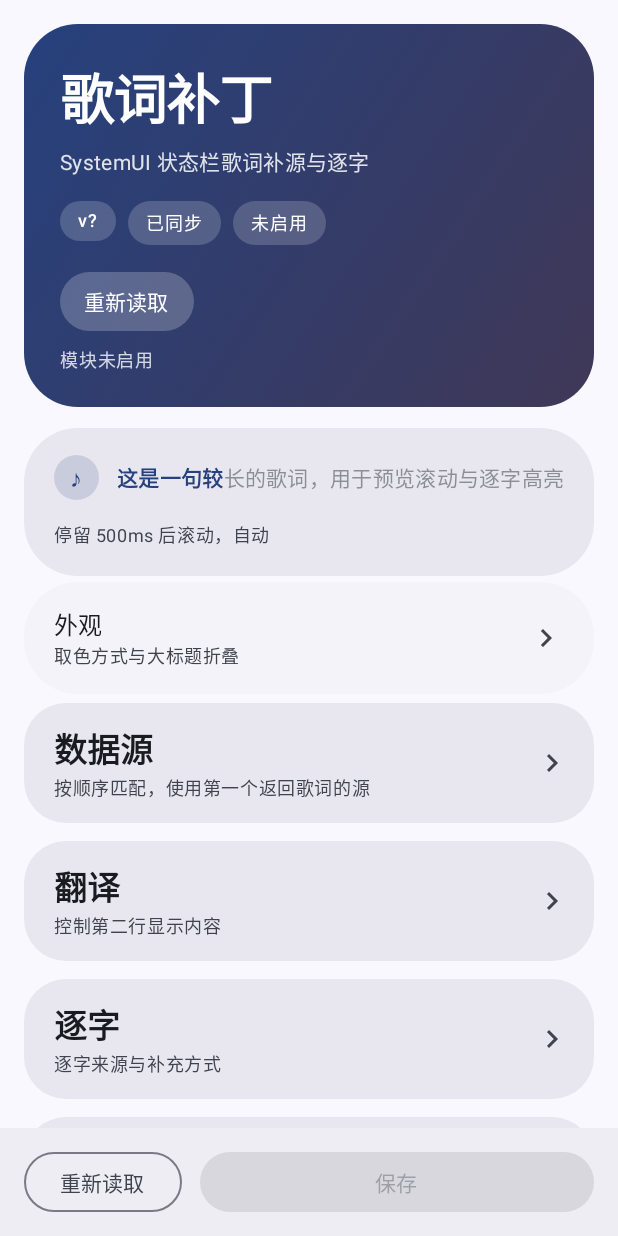
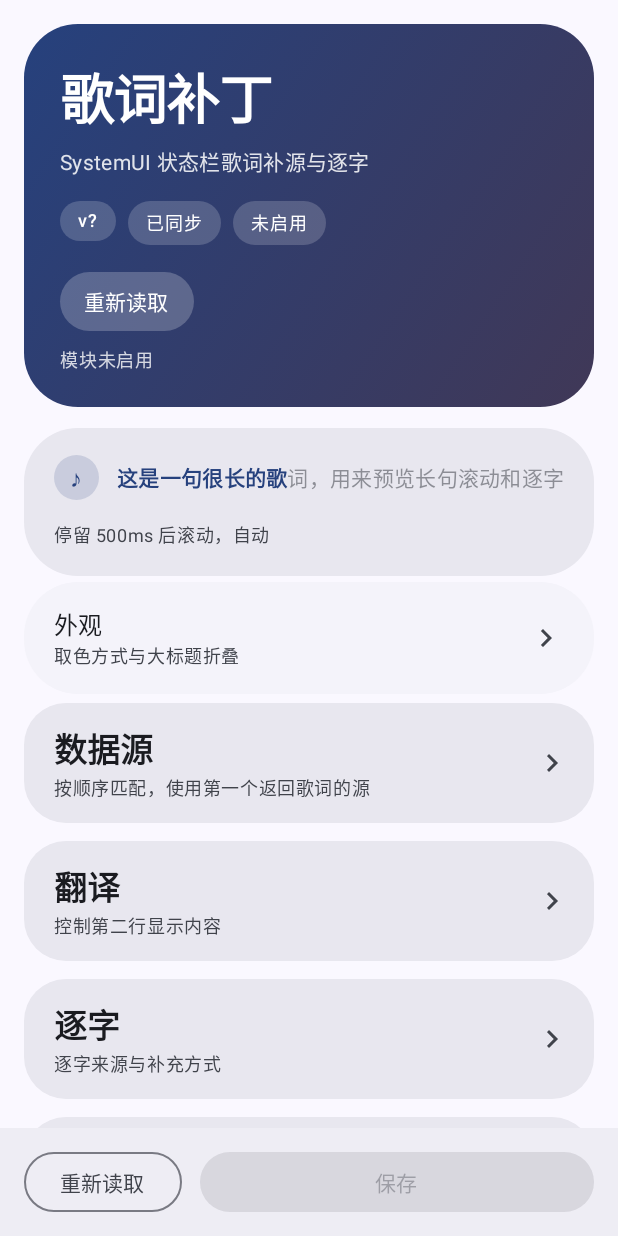
Before and after one commit to guloi/xposed-lyricPatch, an Android app built with Jetpack Compose: the screen it shows after launch (SettingsActivity), on a phone screen of 412 x 824 dp. Run offline under Robolectric (Android 15) with nearby library versions, the phone set to English and light mode, and no system bars; pictures from the network do not load.

Commit message:
fix(ui): 预览卡片补上长句滚动（文本加长 + 按配置真实位移）；4.68 (99)

```diff
--- a/app/src/main/java/com/lyricpatch/pages/SettingsPage.kt
+++ b/app/src/main/java/com/lyricpatch/pages/SettingsPage.kt
@@ -276,6 +276,8 @@ fun SettingsPage() {
                     scrollOn = state.flag(ConfKeys.WORD_SCROLL),
                     speed = state.num(ConfKeys.WORD_SCROLL_SPEED, 0),
                     delayMs = state.num(ConfKeys.WORD_SCROLL_DELAY, 500),
+                    follow = state.flag(ConfKeys.WORD_SCROLL_FOLLOW),
+                    startPct = state.num(ConfKeys.WORD_SCROLL_START_PCT, 0),
                 )
             }
             item {
@@ -773,9 +775,15 @@ private fun HeroAction(text: String, onClick: () -> Unit) {
     }
 }
 
-/** 预览：高亮随播放进度推进 */
+/** 预览：高亮和长句滚动都跟着同一个相位走 */
 @Composable
-private fun PreviewCard(scrollOn: Boolean, speed: Int, delayMs: Int) {
+private fun PreviewCard(
+    scrollOn: Boolean,
+    speed: Int,
+    delayMs: Int,
+    follow: Boolean,
+    startPct: Int,
+) {
     val transition = rememberInfiniteTransition(label = "preview")
     val phase by transition.animateFloat(
         initialValue = 0f,
@@ -787,8 +795,22 @@ private fun PreviewCard(scrollOn: Boolean, speed: Int, delayMs: Int) {
         label = "sing",
     )
 
-    val line = "这是一句较长的歌词，用于预览滚动与逐字高亮"
+    // 故意写长：不超宽的话再怎么算也没可滚距离，预览就看不出效果
+    val line = "这是一句很长的歌词，用来预览长句滚动和逐字高亮，超出控件的部分会被裁掉"
     val sung = (phase * line.length).roundToInt().coerceIn(0, line.length)
+
+    var textPx by remember { mutableStateOf(0f) }
+    var boxPx by remember { mutableStateOf(0f) }
+
+    // 可滚距离；文本没超宽就是 0，怎么都不会动
+    val overflow = (textPx - boxPx).coerceAtLeast(0f)
+    // 0 = 自动：按真实逻辑退化成“一屏能装多少算”，这里取 35%
+    val start = if (startPct in 1..99) startPct / 100f else 0.35f
+    // 先停留 → 再跟随，之后才匀速追上
+    val hold = (delayMs / 5200f).coerceIn(0f, 0.5f)
+    val begin = (hold + if (follow) (1f - hold) * start else 0f).coerceAtMost(0.4f)
+    val p = if (phase <= begin) 0f else (phase - begin) / (1f - begin).coerceAtLeast(0.01f)
+    val travel = if (scrollOn) -overflow * p.coerceIn(0f, 1f) else 0f
     val accent = MaterialTheme.colorScheme.primary
     val dim = MaterialTheme.colorScheme.onSurfaceVariant.copy(alpha = 0.55f)
 
@@ -807,6 +829,12 @@ private fun PreviewCard(scrollOn: Boolean, speed: Int, delayMs: Int) {
                     Text("♪", style = MaterialTheme.typography.titleMedium, color = accent)
                 }
                 Spacer(Modifier.width(12.dp))
+                Box(
+                    modifier = Modifier
+                        .weight(1f)
+                        .clip(RectangleShape)
+                        .onSizeChanged { boxPx = it.width.toFloat() },
+                ) {
                     Text(
                         text = buildAnnotatedString {
                             withStyle(SpanStyle(color = accent, fontWeight = FontWeight.SemiBold)) {
@@ -820,8 +848,10 @@ private fun PreviewCard(scrollOn: Boolean, speed: Int, delayMs: Int) {
                         maxLines = 1,
                         softWrap = false,
                         overflow = TextOverflow.Clip,
-                    modifier = Modifier.weight(1f),
+                        onTextLayout = { textPx = it.size.width.toFloat() },
+                        modifier = Modifier.graphicsLayer { translationX = travel },
                     )
+                }
             }
             Spacer(Modifier.height(14.dp))
             Text(
```
Lines whose indentation alone changed are shown as unchanged.
